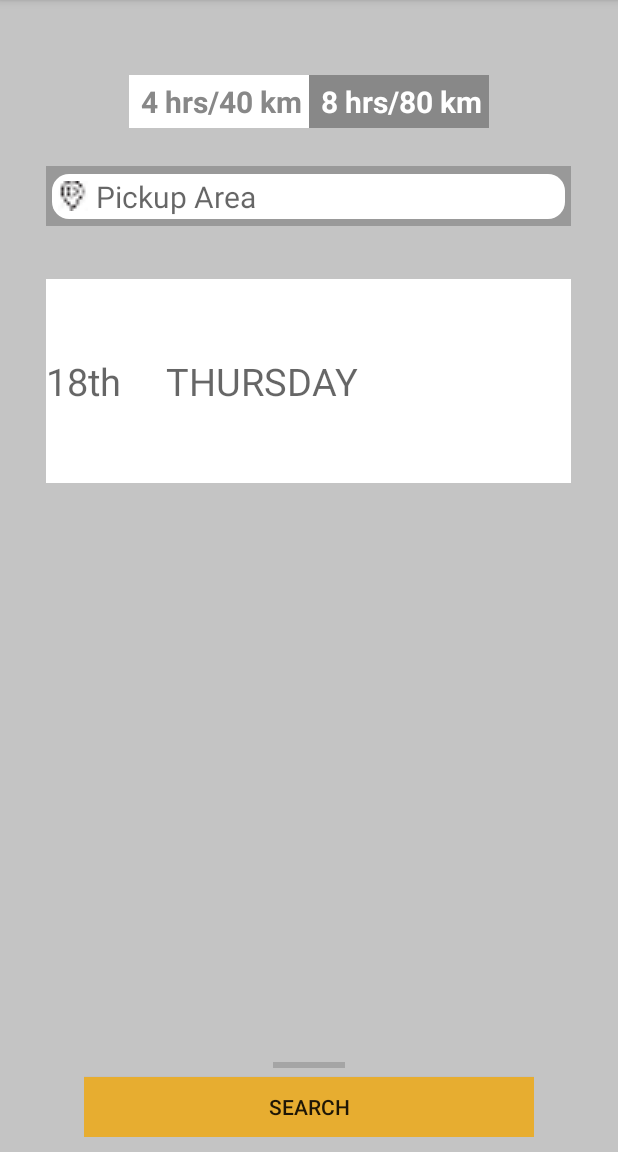
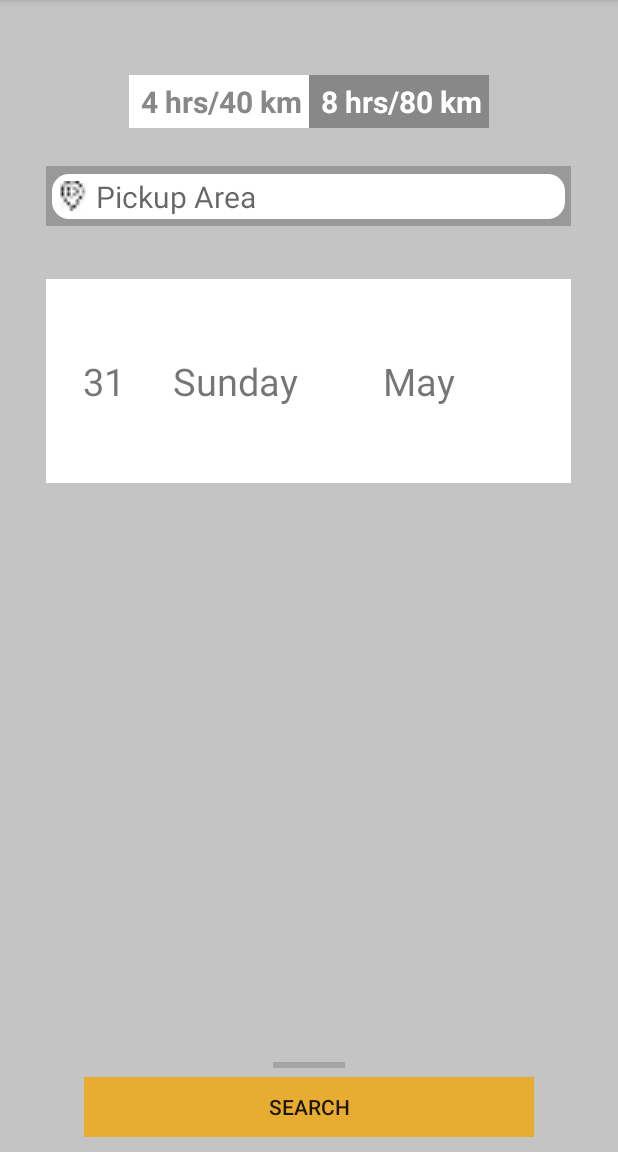
Before and after one commit to naddy095/BusApplication-master, an Android app: the screen it shows after launch (MainActivity), in the options menu, after a tap on "Settings", on a phone screen of 412 x 824 dp, the part 84-1236 px from its top. Run offline under Robolectric (Android 15) with nearby library versions, the phone set to English and light mode, and no system bars.

Commit message:
Date Picker Commited

```diff
--- a/app/src/main/AndroidManifest.xml
+++ b/app/src/main/AndroidManifest.xml
@@ -35,6 +35,10 @@
             android:name=".PickArea"
             android:label="@string/title_activity_pick_area" >
         </activity>
+        <activity
+        android:name=".CalendarView"
+        android:label="@string/title_activity_pick_area" >
+    </activity>
     </application>
 
 </manifest>
--- /dev/null
+++ b/app/src/main/java/com/example/busapp/CalendarAdapter.java
@@ -0,0 +1,240 @@
+package com.example.busapp;
+
+import java.text.DateFormat;
+import java.text.SimpleDateFormat;
+import java.util.ArrayList;
+import java.util.Date;
+import java.util.GregorianCalendar;
+import java.util.List;
+import java.util.Locale;
+
+import android.content.Context;
+import android.graphics.Color;
+import android.util.Log;
+import android.view.LayoutInflater;
+import android.view.View;
+import android.view.ViewGroup;
+import android.widget.BaseAdapter;
+import android.widget.ImageView;
+import android.widget.TextView;
+
+public class CalendarAdapter extends BaseAdapter {
+	private Context mContext;
+
+	private java.util.Calendar month;
+	public GregorianCalendar pmonth; // calendar instance for previous month
+	/**
+	 * calendar instance for previous month for getting complete view
+	 */
+	public GregorianCalendar pmonthmaxset;
+	private GregorianCalendar selectedDate;
+	int firstDay;
+	int maxWeeknumber;
+	int maxP;
+	int calMaxP;
+	int lastWeekDay;
+	int leftDays;
+	int mnthlength;
+	String itemvalue, curentDateString;
+	DateFormat df;
+
+	private ArrayList<String> items;
+	public static List<String> dayString;
+	private View previousView;
+
+	public CalendarAdapter(Context c, GregorianCalendar monthCalendar) {
+		CalendarAdapter.dayString = new ArrayList<String>();
+		Locale.setDefault( Locale.US );
+		month = monthCalendar;
+		selectedDate = (GregorianCalendar) monthCalendar.clone();
+		mContext = c;
+		month.set(GregorianCalendar.DAY_OF_MONTH, 1);
+		this.items = new ArrayList<String>();
+		df = new SimpleDateFormat("yyyy-MM-dd", Locale.US);
+		curentDateString = df.format(selectedDate.getTime());
+		refreshDays();
+	}
+
+	public void setItems(ArrayList<String> items) {
+		for (int i = 0; i != items.size(); i++) {
+			if (items.get(i).length() == 1) {
+				items.set(i, "0" + items.get(i));
+			}
+		}
+		this.items = items;
+	}
+
+	public int getCount() {
+		return dayString.size();
+	}
+
+	public Object getItem(int position) {
+		return dayString.get(position);
+	}
+
+	public long getItemId(int position) {
+		return 0;
+	}
+
+	// create a new view for each item referenced by the Adapter
+	public View getView(int position, View convertView, ViewGroup parent) {
+		View v = convertView;
+		TextView dayView;
+		if (convertView == null) { // if it's not recycled, initialize some
+			// attributes
+			LayoutInflater vi = (LayoutInflater) mContext
+					.getSystemService(Context.LAYOUT_INFLATER_SERVICE);
+			v = vi.inflate(R.layout.calendar_item, null);
+
+		}
+		dayView = (TextView) v.findViewById(R.id.date);
+		// separates daystring into parts.
+		String[] separatedTime = dayString.get(position).split("-");
+		// taking last part of date. ie; 2 from 2012-12-02
+		String gridvalue = separatedTime[2].replaceFirst("^0*", "");
+		// checking whether the day is in current month or not.
+		Log.i("Calendar", separatedTime[1]);
+		SimpleDateFormat dateFormat = new SimpleDateFormat("yyyy/MM/dd");
+		Date todaysDate = new Date();
+
+		String[] currentDate=dateFormat.format(todaysDate).toString().split("/");
+
+		if (Integer.parseInt(separatedTime[0]) == Integer.parseInt(currentDate[0])) {
+
+
+			if (Integer.parseInt(separatedTime[1]) < Integer.parseInt(currentDate[1])) {
+				dayView.setTextColor(Color.GRAY);
+				dayView.setClickable(false);
+				//dayView.setFocusable(false);
+			}else if ((Integer.parseInt(separatedTime[1]) == Integer.parseInt(currentDate[1]))&&(Integer.parseInt(gridvalue) <Integer.parseInt(currentDate[2]))) {
+				dayView.setTextColor(Color.GRAY);
+				dayView.setClickable(false);
+				dayView.setFocusable(false);
+			}else{
+				if ((Integer.parseInt(gridvalue) > 1) && (position < firstDay)) {
+					// setting offdays to white color.
+					dayView.setTextColor(Color.GRAY);
+					dayView.setClickable(false);
+					dayView.setFocusable(false);
+
+				} else if ((Integer.parseInt(gridvalue) < 7) && (position > 28)) {
+					dayView.setTextColor(Color.GRAY);
+					dayView.setClickable(false);
+					dayView.setFocusable(false);
+				} else {
+					// setting curent month's days in blue color.
+					dayView.setTextColor(Color.BLACK);
+				}
+			}
+		}else if(Integer.parseInt(separatedTime[0]) > Integer.parseInt(currentDate[0])) {{
+			if ((Integer.parseInt(gridvalue) > 1) && (position < firstDay)) {
+				// setting offdays to white color.
+				dayView.setTextColor(Color.GRAY);
+				dayView.setClickable(false);
+				dayView.setFocusable(false);
+
+			} else if ((Integer.parseInt(gridvalue) < 7) && (position > 28)) {
+				dayView.setTextColor(Color.GRAY);
+				dayView.setClickable(false);
+				dayView.setFocusable(false);
+			} else {
+				// setting curent month's days in blue color.
+				dayView.setTextColor(Color.BLACK);
+			}
+		}
+		}else{
+			dayView.setTextColor(Color.GRAY);
+			dayView.setClickable(false);
+			dayView.setFocusable(false);
+		}
+		if (dayString.get(position).equals(curentDateString)) {
+			setSelected(v);
+			previousView = v;
+		} else {
+			v.setBackgroundResource(R.drawable.list_item_background);
+		}
+		dayView.setText(gridvalue);
+Log.i("Grid", gridvalue);
+		// create date string for comparison
+		String date = dayString.get(position);
+
+		if (date.length() == 1) {
+			date = "0" + date;
+		}
+		String monthStr = "" + (month.get(GregorianCalendar.MONTH) + 1);
+		if (monthStr.length() == 1) {
+			monthStr = "0" + monthStr;
+		}
+
+		// show icon if date is not empty and it exists in the items array
+		ImageView iw = (ImageView) v.findViewById(R.id.date_icon);
+		if (date.length() > 0 && items != null && items.contains(date)) {
+			iw.setVisibility(View.VISIBLE);
+		} else {
+			iw.setVisibility(View.INVISIBLE);
+		}
+		return v;
+	}
+
+	public View setSelected(View view) {
+
+		if (previousView != null) {
+			previousView.setBackgroundResource(R.drawable.list_item_background);
+		}
+		previousView = view;
+		view.setBackgroundResource(R.drawable.calendar_cel_selectl);
+		return view;
+	}
+
+	public void refreshDays() {
+		// clear items
+		items.clear();
+		dayString.clear();
+		Locale.setDefault( Locale.US );
+		pmonth = (GregorianCalendar) month.clone();
+		// month start day. ie; sun, mon, etc
+		firstDay = month.get(GregorianCalendar.DAY_OF_WEEK);
+		// finding number of weeks in current month.
+		maxWeeknumber = month.getActualMaximum(GregorianCalendar.WEEK_OF_MONTH);
+		// allocating maximum row number for the gridview.
+		mnthlength = maxWeeknumber * 7;
+		maxP = getMaxP(); // previous month maximum day 31,30....
+		calMaxP = maxP - (firstDay - 1);// calendar offday starting 24,25 ...
+		/**
+		 * Calendar instance for getting a complete gridview including the three
+		 * month's (previous,current,next) dates.
+		 */
+		pmonthmaxset = (GregorianCalendar) pmonth.clone();
+		/**
+		 * setting the start date as previous month's required date.
+		 */
+		pmonthmaxset.set(GregorianCalendar.DAY_OF_MONTH, calMaxP + 1);
+
+		/**
+		 * filling calendar gridview.
+		 */
+		for (int n = 0; n < mnthlength; n++) {
+
+			itemvalue = df.format(pmonthmaxset.getTime());
+			pmonthmaxset.add(GregorianCalendar.DATE, 1);
+			dayString.add(itemvalue);
+
+		}
+	}
+
+	private int getMaxP() {
+		int maxP;
+		if (month.get(GregorianCalendar.MONTH) == month
+				.getActualMinimum(GregorianCalendar.MONTH)) {
+			pmonth.set((month.get(GregorianCalendar.YEAR) - 1),
+					month.getActualMaximum(GregorianCalendar.MONTH), 1);
+		} else {
+			pmonth.set(GregorianCalendar.MONTH,
+					month.get(GregorianCalendar.MONTH) - 1);
+		}
+		maxP = pmonth.getActualMaximum(GregorianCalendar.DAY_OF_MONTH);
+
+		return maxP;
+	}
+
+}
--- /dev/null
+++ b/app/src/main/java/com/example/busapp/CalendarView.java
@@ -0,0 +1,196 @@
+package com.example.busapp;
+
+
+import java.text.DateFormat;
+import java.text.ParseException;
+import java.text.SimpleDateFormat;
+import java.util.ArrayList;
+import java.util.Date;
+import java.util.GregorianCalendar;
+import java.util.Locale;
+
+import android.content.Context;
+import android.content.Intent;
+import android.net.MailTo;
+import android.os.Bundle;
+import android.os.Handler;
+import android.support.v7.app.ActionBarActivity;
+import android.util.Log;
+import android.view.View;
+import android.view.View.OnClickListener;
+import android.widget.AdapterView;
+import android.widget.AdapterView.OnItemClickListener;
+import android.widget.GridView;
+import android.widget.RelativeLayout;
+import android.widget.TextView;
+import android.widget.Toast;
+
+public class CalendarView extends ActionBarActivity {
+
+	public GregorianCalendar month, itemmonth;// calendar instances.
+	final Context context=this;
+	public CalendarAdapter adapter;// adapter instance
+	public Handler handler;// for grabbing some event values for showing the dot
+	// marker.
+	public ArrayList<String> items; // container to store calendar items which
+	// needs showing the event marker
+
+	public void onCreate(Bundle savedInstanceState) {
+		super.onCreate(savedInstanceState);
+		setContentView(R.layout.calendar);
+		Locale.setDefault( Locale.US );
+		month = (GregorianCalendar) GregorianCalendar.getInstance();
+		itemmonth = (GregorianCalendar) month.clone();
+
+		items = new ArrayList<String>();
+		adapter = new CalendarAdapter(this, month);
+
+		GridView gridview = (GridView) findViewById(R.id.gridview);
+		gridview.setAdapter(adapter);
+
+		handler = new Handler();
+		handler.post(calendarUpdater);
+
+		TextView title = (TextView) findViewById(R.id.title);
+		title.setText(android.text.format.DateFormat.format("MMMM yyyy", month));
+
+		Log.i("Date",android.text.format.DateFormat.format("MMMM yyyy", month)+"");
+
+		RelativeLayout previous = (RelativeLayout) findViewById(R.id.previous);
+
+		previous.setOnClickListener(new OnClickListener() {
+
+			@Override
+			public void onClick(View v) {
+				setPreviousMonth();
+				refreshCalendar();
+			}
+		});
+
+		RelativeLayout next = (RelativeLayout) findViewById(R.id.next);
+		next.setOnClickListener(new OnClickListener() {
+
+			@Override
+			public void onClick(View v) {
+				setNextMonth();
+				refreshCalendar();
+
+			}
+		});
+
+		gridview.setOnItemClickListener(new OnItemClickListener() {
+			public void onItemClick(AdapterView<?> parent, View v,
+					int position, long id) {
+
+				((CalendarAdapter) parent.getAdapter()).setSelected(v);
+				String selectedGridDate = CalendarAdapter.dayString
+						.get(position);
+				String[] separatedTime = selectedGridDate.split("-");
+				String gridvalueString = separatedTime[2].replaceFirst("^0*","");// taking last part of date. ie; 2 from 2012-12-02.
+				int gridvalue = Integer.parseInt(gridvalueString);
+				// navigate to next or previous month on clicking offdays.
+				if ((gridvalue > 10) && (position < 8)) {
+					setPreviousMonth();
+					refreshCalendar();
+				} else if ((gridvalue < 7) && (position > 28)) {
+					setNextMonth();
+					refreshCalendar();
+				}
+				((CalendarAdapter) parent.getAdapter()).setSelected(v);
+
+				Boolean tmp=	showToast(selectedGridDate);
+
+				if (tmp==true) {
+					Intent intent =new Intent(context,MainActivity.class);
+					intent.putExtra("C_Date",selectedGridDate);
+					startActivity(intent);
+				}
+
+				Log.i("pp", selectedGridDate);
+			}
+		});
+	}
+
+	protected void setNextMonth() {
+		if (month.get(GregorianCalendar.MONTH) == month
+				.getActualMaximum(GregorianCalendar.MONTH)) {
+			month.set((month.get(GregorianCalendar.YEAR) + 1),
+					month.getActualMinimum(GregorianCalendar.MONTH), 1);
+		} else {
+			month.set(GregorianCalendar.MONTH,
+					month.get(GregorianCalendar.MONTH) + 1);
+		}
+
+	}
+
+	protected void setPreviousMonth() {
+		if (month.get(GregorianCalendar.MONTH) == month
+				.getActualMinimum(GregorianCalendar.MONTH)) {
+			month.set((month.get(GregorianCalendar.YEAR) - 1),
+					month.getActualMaximum(GregorianCalendar.MONTH), 1);
+		} else {
+			month.set(GregorianCalendar.MONTH,
+					month.get(GregorianCalendar.MONTH) - 1);
+		}
+
+	}
+
+	protected Boolean showToast(String string) {
+
+		Boolean temp =true;
+		Date date = new Date();
+		SimpleDateFormat sdf = new SimpleDateFormat("yyyy-MM-dd");
+		String todaysDate = sdf.format(date);
+		Date parsedTdate;
+		Date clickedDate;
+		try {
+			parsedTdate = sdf.parse(todaysDate);
+			clickedDate = sdf.parse(string);
+			if(clickedDate.compareTo(parsedTdate)<0){
+				Toast.makeText(context, "Entered date is before Todays date", Toast.LENGTH_SHORT).show();
+				temp=false;
+			}/*else{
+				Toast.makeText(this, string, Toast.LENGTH_SHORT).show();
+			}*/
+		}catch (ParseException e) {
+			e.printStackTrace();
+		}
+		return temp;
+	}
+
+	public void refreshCalendar() {
+		TextView title = (TextView) findViewById(R.id.title);
+
+		adapter.refreshDays();
+		adapter.notifyDataSetChanged();
+		handler.post(calendarUpdater); // generate some calendar items
+
+		title.setText(android.text.format.DateFormat.format("MMMM yyyy", month));
+		Log.i("Date",android.text.format.DateFormat.format("MMMM yyyy dd", month)+"");
+	}
+
+	public Runnable calendarUpdater = new Runnable() {
+
+		@Override
+		public void run() {
+			items.clear();
+
+			// Print dates of the current week
+			DateFormat df = new SimpleDateFormat("yyyy-MM-dd",Locale.US);
+			String itemvalue;
+			for (int i = 0; i < 7; i++) {
+				itemvalue = df.format(itemmonth.getTime());
+				itemmonth.add(GregorianCalendar.DATE, 1);
+				items.add("2012-09-12");
+				items.add("2012-10-07");
+				items.add("2012-10-15");
+				items.add("2012-10-20");
+				items.add("2012-11-30");
+				items.add("2012-11-28");
+			}
+
+			adapter.setItems(items);
+			adapter.notifyDataSetChanged();
+		}
+	};
+}
--- a/app/src/main/java/com/example/busapp/MainActivity.java
+++ b/app/src/main/java/com/example/busapp/MainActivity.java
@@ -1,5 +1,4 @@
 package com.example.busapp;
-
 import android.app.ActionBar;
 import android.content.Context;
 import android.content.Intent;
@@ -15,12 +14,17 @@ import android.view.View.OnLongClickListener;
 import android.widget.LinearLayout;
 import android.widget.TextView;
 import android.widget.Toast;
-
+import java.text.SimpleDateFormat;
+import java.util.Calendar;
+import java.util.Date;
 
 public class MainActivity extends ActionBarActivity implements View.OnClickListener {
-	LinearLayout datePicker;
+	LinearLayout calendarPickerLayout;
     LinearLayout shortJourney;
     LinearLayout longJourney;
+    TextView date;
+    TextView day;
+    TextView month;
 	final Context context=this;
     LinearLayout cityFromSelection;
     String journeyType = "";
@@ -31,12 +35,28 @@ public class MainActivity extends ActionBarActivity implements View.OnClickListe
 		android.support.v7.app.ActionBar ab =getSupportActionBar();
 		ab.setDisplayShowHomeEnabled(true);
 		ab.setIcon(R.drawable.ic_launcher);
+
+
+
+        Date firstPageDate=new Date();
+        SimpleDateFormat sdf = new SimpleDateFormat("yyyy-MM-dd");
+        String currentDate = sdf.format(firstPageDate);
+
+        Intent i = getIntent();
+        Bundle bundle = i.getExtras();
+        if(bundle!=null){
+            currentDate = bundle.getString("C_Date");
+        }
+        Log.i("ll", currentDate);
+
 		setContentView(R.layout.activity_main);
+        date=(TextView)findViewById(R.id.tvDate);
+        day=(TextView)findViewById(R.id.tvDay);
+        month=(TextView)findViewById(R.id.tvMonth);
         cityFromSelection = (LinearLayout)findViewById(R.id.pickAreaLL);
+        calendarPickerLayout = (LinearLayout)findViewById(R.id.calendarPickerLayout);
         cityFromSelection.setOnClickListener(this);
-		datePicker = (LinearLayout)findViewById(R.id.datePickerLayout);
-
-        //journey tabs
+        calendarPickerLayout.setOnClickListener(this);
         shortJourney = (LinearLayout)findViewById(R.id.shortJourneyLL);
         longJourney = (LinearLayout)findViewById(R.id.longJourneyLL);
         shortJourney.setOnClickListener(this);
@@ -46,9 +66,26 @@ public class MainActivity extends ActionBarActivity implements View.OnClickListe
         if(selectedArea !=null && !selectedArea.isEmpty()){
             ((TextView)findViewById(R.id.areaText)).setText(selectedArea);
         }
+
+        setDateInUI(currentDate);
+
+
+/*
+        tr{
+            changedPatternCurrent = formatter.parse(currentDate);
+        }catch(ParseException e)
+            e.printStackTrace();
+        }
+        Log.i("ll",changedPatternCurrent+"  changedPatternCurrent");
+
+        date.setText(selectedArea.split("-")[0]);*/
+
+
 	}
 
-	@Override
+
+
+    @Override
 	public boolean onCreateOptionsMenu(Menu menu) {
 		// Inflate the menu; this adds items to the action bar if it is present.
 		getMenuInflater().inflate(R.menu.main, menu);
@@ -78,6 +115,10 @@ public class MainActivity extends ActionBarActivity implements View.OnClickListe
         LinearLayout LL;
         switch(view.getId())
         {
+            case R.id.calendarPickerLayout :
+                Intent in = new Intent(context,CalendarView.class);
+                startActivity(in);
+                break;
             case R.id.pickAreaLL :
                 Intent intent = new Intent(context,PickArea.class);
                 startActivity(intent);
@@ -108,6 +149,28 @@ public class MainActivity extends ActionBarActivity implements View.OnClickListe
         }
     }
 
+    public void setDateInUI(String dateInUI) {
+        SimpleDateFormat formatter = new SimpleDateFormat("yyyy-MM-dd");
+        SimpleDateFormat dayFormatter = new SimpleDateFormat("EEEE");
+        SimpleDateFormat monthFormatter = new SimpleDateFormat("MMM");
+        try
+        {
+            String dayToDisplay = dayFormatter.format(formatter.parse(dateInUI));
+            String monthToDisplay = monthFormatter.format(formatter.parse(dateInUI));
+            Log.d("dateL",dayToDisplay + "month" +monthFormatter.format(formatter.parse(dateInUI)));
+            day.setText(dayToDisplay);
+            month.setText(monthToDisplay);
+            date.setText(dateInUI.split("-")[2]);
+
+
+        }
+        catch (Exception e)
+        {
+            e.printStackTrace();
+        }
+
+    }
+
    /* @Override
     public boolean onTouch(View view, MotionEvent motionEvent) {
         switch(view.getId())
--- /dev/null
+++ b/app/src/main/res/drawable/list_item_background.xml
@@ -0,0 +1,11 @@
+<?xml version="1.0" encoding="utf-8"?>
+<selector xmlns:android="http://schemas.android.com/apk/res/android">
+    <item
+    	  android:drawable="@color/color_title"
+          android:state_pressed="true" />
+    <item
+    	  android:drawable="@color/color_title"
+          android:state_focused="true" />
+    <item
+     	  android:drawable="@drawable/calendar_cell" />
+</selector>
--- a/app/src/main/res/layout/activity_main.xml
+++ b/app/src/main/res/layout/activity_main.xml
@@ -107,7 +107,7 @@
     </LinearLayout>
 
     <LinearLayout
-        android:id="@+id/datePickerLayout"
+        android:id="@+id/calendarPickerLayout"
         android:layout_width="350dp"
         android:layout_height="30dp"
         android:layout_marginBottom="10dp"
@@ -119,18 +119,23 @@
         android:orientation="horizontal">
 
         <TextView
-            android:id="@+id/date"
-            android:layout_width="80dp"
+            android:id="@+id/tvDate"
+            android:layout_width="60dp"
             android:layout_height="wrap_content"
-            android:hint="18th "
             android:longClickable="false"
             android:textSize="25dp" />
 
         <TextView
-            android:id="@+id/day"
-            android:layout_width="match_parent"
+            android:id="@+id/tvDay"
+            android:layout_width="140dp"
             android:layout_height="wrap_content"
-            android:hint="THURSDAY"
+            android:longClickable="false"
+            android:textSize="25dp" />
+
+        <TextView
+            android:id="@+id/tvMonth"
+            android:layout_width="100dp"
+            android:layout_height="wrap_content"
             android:longClickable="false"
             android:textSize="25dp" />
     </LinearLayout>
```
Also changed, not shown: app/src/main/res/layout/calendar.xml (added, +60 -0 lines), app/src/main/res/layout/calendar_item.xml (added, +28 -0 lines), app/src/main/res/drawable/arrow_left.png (added), app/src/main/res/drawable/arrow_right.png (added), app/src/main/res/drawable/background.png (added), app/src/main/res/drawable/calendar_cel_selectl.png (added), app/src/main/res/drawable/calendar_cell.png (added), app/src/main/res/drawable/calendar_top.png (added), app/src/main/res/drawable/dot.png (added), app/src/main/res/drawable/ic_launcher.png (added), 4 other files.
